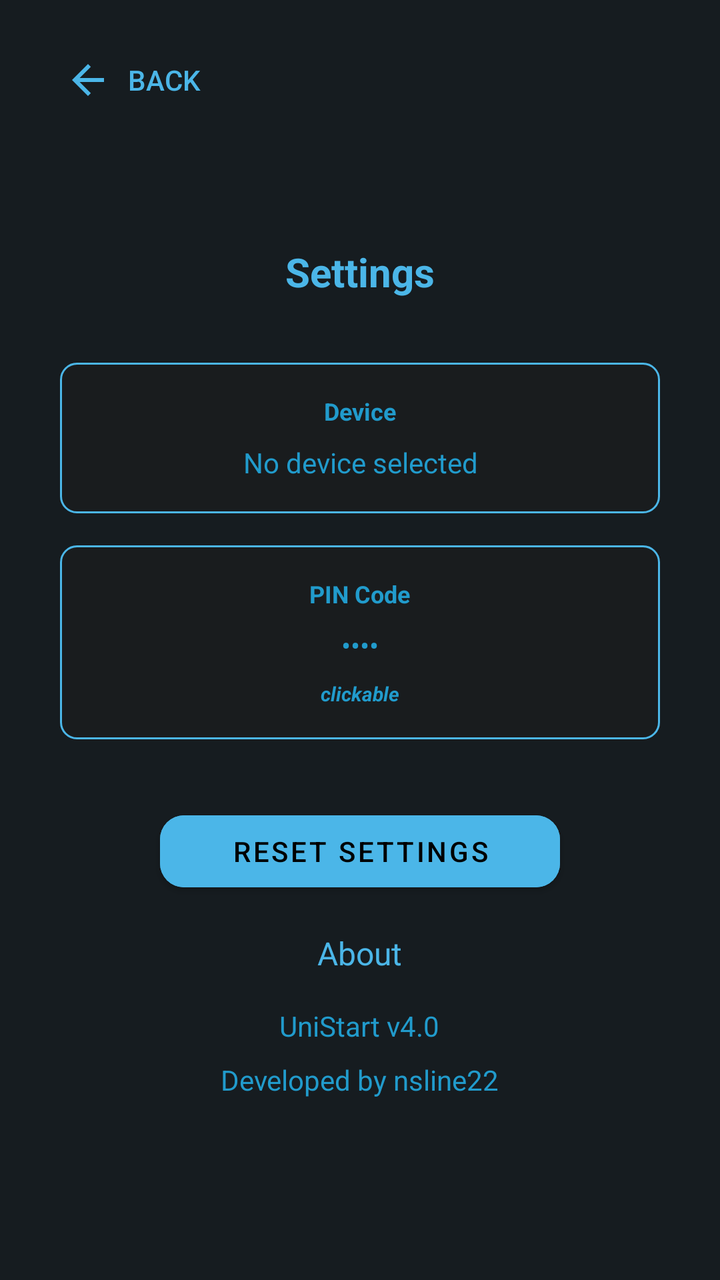
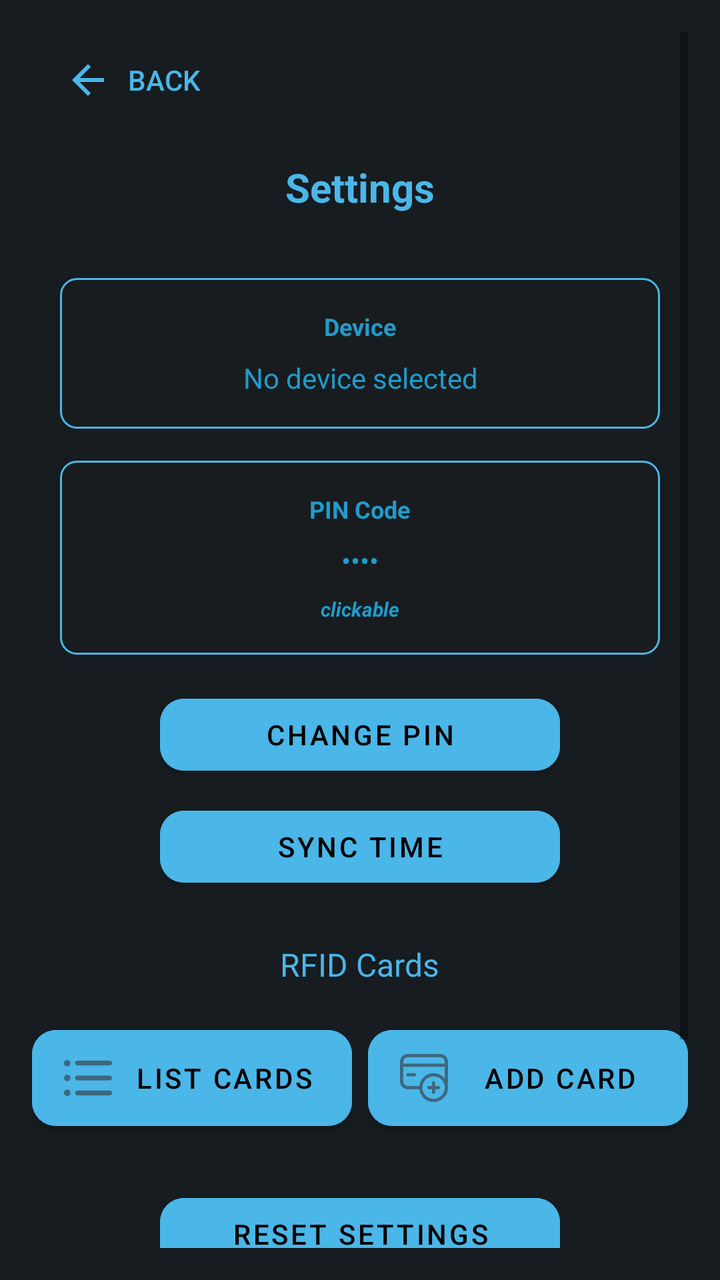

The first picture is an Android layout as it rendered before a commit; the second is the same layout after the commit. The layout source and the unified diff follow.
<!-- AndroidManifest.xml: activity theme Theme.Nsline22 -->
<!-- res/layout/activity_settings.xml -->
<?xml version="1.0" encoding="utf-8"?>
<ScrollView xmlns:android="http://schemas.android.com/apk/res/android"
    xmlns:app="http://schemas.android.com/apk/res-auto"
    android:layout_width="match_parent"
    android:layout_height="match_parent"
    android:background="@color/background_dark"
    android:padding="16dp"
    android:fillViewport="true">

    <LinearLayout
        android:layout_width="match_parent"
        android:layout_height="wrap_content"
        android:orientation="vertical">

        
        <LinearLayout
            android:layout_width="match_parent"
            android:layout_height="wrap_content"
            android:orientation="horizontal"
            android:layout_marginBottom="16dp">

            <Button
                android:id="@+id/aboutBackButton"
                android:layout_width="wrap_content"
                android:layout_height="wrap_content"
                android:text="Back"
                android:drawableLeft="@drawable/ic_arrow_backward"
                android:textColor="?attr/colorPrimary"
                style="@style/Widget.AppCompat.Button.Borderless" />

        </LinearLayout>

        
        <LinearLayout
            android:layout_width="match_parent"
            android:layout_height="0dp"
            android:layout_weight="1"
            android:orientation="vertical"
            android:gravity="center"
            android:layout_gravity="center">

            <TextView
                android:layout_width="wrap_content"
                android:layout_height="wrap_content"
                android:text="Settings"
                android:textColor="?attr/colorPrimary"
                android:textSize="20sp"
                android:textStyle="bold"
                android:layout_marginBottom="32dp" />

            
            <LinearLayout
                android:id="@+id/deviceInfoContainer"
                android:layout_width="300dp"
                android:layout_height="wrap_content"
                android:orientation="vertical"
                android:background="@drawable/output_background"
                android:padding="16dp"
                android:layout_marginBottom="16dp"
                android:gravity="center"
                android:clickable="true"
                android:focusable="true"
                android:foreground="?attr/selectableItemBackground">

                <TextView
                    android:layout_width="wrap_content"
                    android:layout_height="wrap_content"
                    android:text="Device"
                    android:textColor="@color/material_dynamic_primary60"
                    android:textSize="12sp"
                    android:textStyle="bold"
                    android:layout_marginBottom="8dp" />

                <TextView
                    android:id="@+id/deviceInfoText"
                    android:layout_width="wrap_content"
                    android:layout_height="wrap_content"
                    android:text="No device selected"
                    android:textColor="@color/material_dynamic_primary60"
                    android:textSize="14sp"
                    android:gravity="center" />

            </LinearLayout>

            
            <LinearLayout
                android:id="@+id/pinInfoContainer"
                android:layout_width="300dp"
                android:layout_height="wrap_content"
                android:orientation="vertical"
                android:background="@drawable/output_background"
                android:padding="16dp"
                android:layout_marginBottom="32dp"
                android:gravity="center"
                android:clickable="true"
                android:focusable="true"
                android:foreground="?attr/selectableItemBackground">

                <TextView
                    android:layout_width="wrap_content"
                    android:layout_height="wrap_content"
                    android:text="PIN Code"
                    android:textColor="@color/material_dynamic_primary60"
                    android:textSize="12sp"
                    android:textStyle="bold"
                    android:layout_marginBottom="8dp" />

                <TextView
                    android:id="@+id/pinInfoText"
                    android:layout_width="wrap_content"
                    android:layout_height="wrap_content"
                    android:text="••••"
                    android:textColor="@color/material_dynamic_primary60"
                    android:textSize="14sp" />

                <TextView
                    android:layout_width="wrap_content"
                    android:layout_height="wrap_content"
                    android:text="clickable"
                    android:textColor="@color/material_dynamic_primary60"
                    android:textSize="10sp"
                    android:textStyle="bold|italic"
                    android:layout_marginTop="8dp" />

            </LinearLayout>

            
            <Button
                android:id="@+id/factoryResetButton"
                android:layout_width="200dp"
                android:layout_height="wrap_content"
                android:text="Reset settings"
                android:textColor="@color/black"
                android:backgroundTint="?attr/colorPrimary"
                android:layout_marginBottom="16dp"
                app:cornerRadius="12dp" />

            <TextView
                android:layout_width="wrap_content"
                android:layout_height="wrap_content"
                android:text="About"
                android:textColor="?attr/colorPrimary"
                android:textSize="16sp"
                android:layout_marginBottom="16dp" />

            <TextView
                android:layout_width="wrap_content"
                android:layout_height="wrap_content"
                android:text="UniStart v4.0"
                android:textColor="@color/material_dynamic_primary60"
                android:layout_marginBottom="8dp" />

            <TextView
                android:layout_width="wrap_content"
                android:layout_height="wrap_content"
                android:text="Developed by nsline22"
                android:textColor="@color/material_dynamic_primary60"
                android:layout_marginBottom="32dp" />

        </LinearLayout>
    </LinearLayout>
</ScrollView>
<!-- resources referenced by this layout -->
<resources>
  <color name="background_dark">@color/material_dynamic_neutral_variant10</color>
  <color name="black">#FF000000</color>
  <!-- drawable ic_arrow_backward (drawable) -->
  <vector xmlns:android="http://schemas.android.com/apk/res/android"
      android:width="24dp"
      android:height="24dp"
      android:viewportWidth="24"
      android:viewportHeight="24"
      android:tint="?attr/colorPrimary">
      <path
          android:fillColor="@android:color/white"
          android:pathData="M12,20l1.41,-1.41L7.83,13H20v-2H7.83l5.58,-5.59L12,4l-8,8z"/>
  </vector>
  <!-- drawable output_background (drawable) -->
  <shape xmlns:android="http://schemas.android.com/apk/res/android">
      <solid android:color="@color/material_dynamic_neutral10" />
      <stroke android:width="1dp" android:color="?attr/colorPrimary" />
      <corners android:radius="8dp" />
  </shape>
  <style name="Theme.Nsline22" parent="Theme.MaterialComponents.DayNight.NoActionBar">
          <item name="android:windowBackground">@color/material_dynamic_neutral_variant10</item>
          <item name="colorPrimary">@color/material_dynamic_primary70</item>
          <item name="editTextStyle">@style/EditTextStyle</item>
          <item name="android:statusBarColor">@color/material_dynamic_neutral_variant10</item>
          <item name="android:navigationBarColor">@color/material_dynamic_neutral_variant10</item>
      </style>
  <style name="EditTextStyle" parent="Widget.MaterialComponents.TextInputLayout.OutlinedBox">
          <item name="boxStrokeColor">@color/material_dynamic_primary70</item>
          <item name="android:textColorHint">@color/material_dynamic_primary70</item>
          <item name="android:textColor">@color/white</item>
          <item name="android:paddingStart">12dp</item>
          <item name="android:paddingEnd">12dp</item>
          <item name="android:paddingTop">8dp</item>
          <item name="android:paddingBottom">8dp</item>
      </style>
  <color name="white">#FFFFFFFF</color>
</resources>

<!-- the commit's change to res/layout/activity_settings.xml (unified diff, before → after) -->
@@ -90,7 +90,7 @@
                 android:orientation="vertical"
                 android:background="@drawable/output_background"
                 android:padding="16dp"
-                android:layout_marginBottom="32dp"
+                android:layout_marginBottom="16dp"
                 android:gravity="center"
                 android:clickable="true"
                 android:focusable="true"
@@ -121,6 +121,68 @@
                     android:textSize="10sp"
                     android:textStyle="bold|italic"
                     android:layout_marginTop="8dp" />
+
+            </LinearLayout>
+
+            
+            <Button
+                android:id="@+id/changePinButton"
+                android:layout_width="200dp"
+                android:layout_height="wrap_content"
+                android:text="Change PIN"
+                android:textColor="@color/black"
+                android:backgroundTint="?attr/colorPrimary"
+                android:layout_marginBottom="8dp"
+                app:cornerRadius="12dp" />
+
+            
+            <Button
+                android:id="@+id/syncTimeButton"
+                android:layout_width="200dp"
+                android:layout_height="wrap_content"
+                android:text="Sync Time"
+                android:textColor="@color/black"
+                android:backgroundTint="?attr/colorPrimary"
+                android:layout_marginBottom="24dp"
+                app:cornerRadius="12dp" />
+
+            
+            <TextView
+                android:layout_width="wrap_content"
+                android:layout_height="wrap_content"
+                android:text="RFID Cards"
+                android:textColor="?attr/colorPrimary"
+                android:textSize="16sp"
+                android:layout_marginBottom="16dp" />
+
+            
+            <LinearLayout
+                android:layout_width="wrap_content"
+                android:layout_height="wrap_content"
+                android:orientation="horizontal"
+                android:layout_marginBottom="24dp">
+
+                <Button
+                    android:id="@+id/listCardsButton"
+                    android:layout_width="160dp"
+                    android:layout_height="60dp"
+                    android:layout_marginEnd="4dp"
+                    android:backgroundTint="?attr/colorPrimary"
+                    android:text="List cards"
+                    android:textColor="@color/black"
+                    app:cornerRadius="12dp"
+                    android:drawableLeft="@drawable/ls" />
+
+                <Button
+                    android:id="@+id/addCardButton"
+                    android:layout_width="160dp"
+                    android:layout_height="60dp"
+                    android:layout_marginStart="4dp"
+                    android:backgroundTint="?attr/colorPrimary"
+                    android:text="Add card"
+                    android:textColor="@color/black"
+                    app:cornerRadius="12dp"
+                    android:drawableLeft="@drawable/add" />
 
             </LinearLayout>
 
<!-- resource entries referenced after the edit -->
@@ -2,6 +2,7 @@
 <resources>
   <color name="background_dark">@color/material_dynamic_neutral_variant10</color>
   <color name="black">#FF000000</color>
+  <!-- drawable add: png bitmap (drawable-hdpi, 885 bytes) -->
   <!-- drawable ic_arrow_backward (drawable) -->
   <vector xmlns:android="http://schemas.android.com/apk/res/android"
       android:width="24dp"
@@ -13,6 +14,7 @@
           android:fillColor="@android:color/white"
           android:pathData="M12,20l1.41,-1.41L7.83,13H20v-2H7.83l5.58,-5.59L12,4l-8,8z"/>
   </vector>
+  <!-- drawable ls: png bitmap (drawable-hdpi, 333 bytes) -->
   <!-- drawable output_background (drawable) -->
   <shape xmlns:android="http://schemas.android.com/apk/res/android">
       <solid android:color="@color/material_dynamic_neutral10" />
